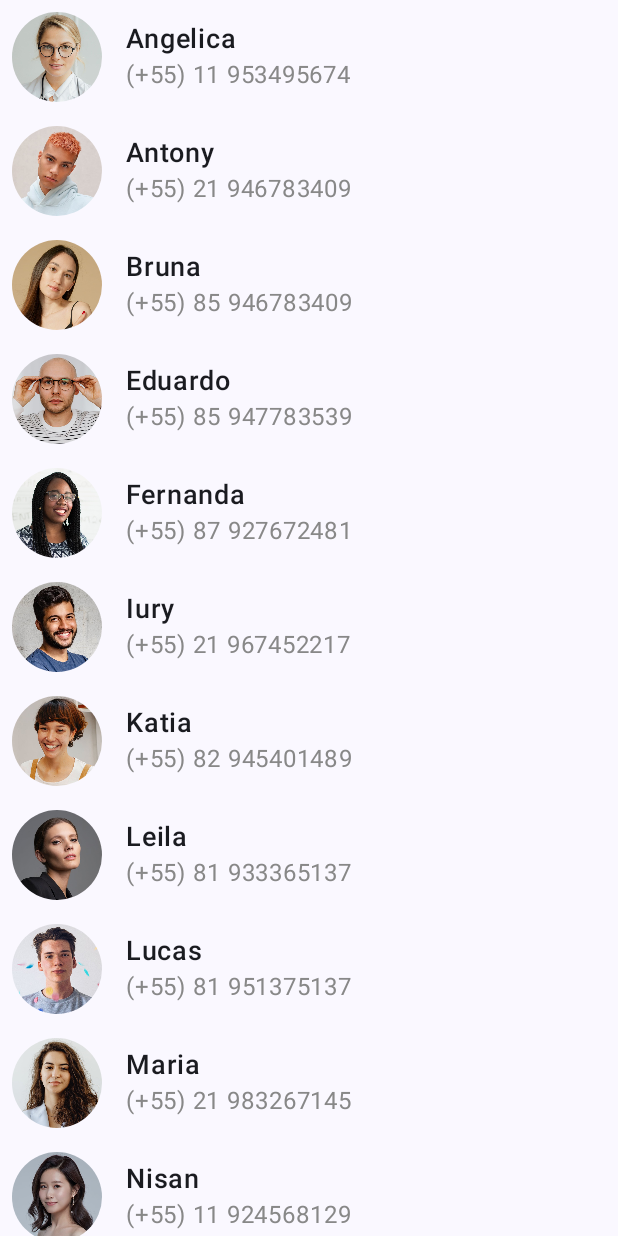
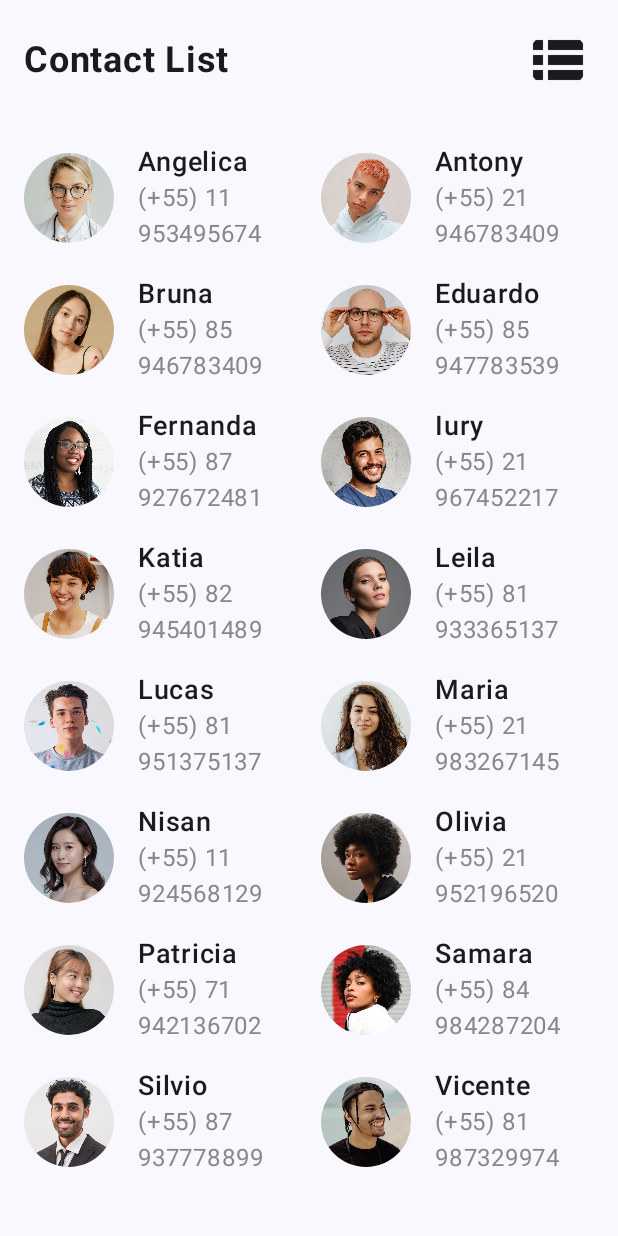
Before and after one commit to CarlaLouise/Contact_List_Compose, an Android app built with Jetpack Compose: the screen it shows after launch (MainActivity), after a tap on "Angelica", on a phone screen of 412 x 824 dp. Run offline under Robolectric (Android 15) with nearby library versions, the phone set to English and light mode, and no system bars; 1 other tap on this screen came first.

Commit message:
Criação do botao para alternar entre lista e grade. Utilização do isGrid e LazyVerticalGrid. Criação do IconButton

```diff
--- a/app/src/main/java/com/example/contactlistcompose/MainActivity.kt
+++ b/app/src/main/java/com/example/contactlistcompose/MainActivity.kt
@@ -10,15 +10,22 @@ import androidx.compose.foundation.layout.Column
 import androidx.compose.foundation.layout.Row
 import androidx.compose.foundation.layout.Spacer
 import androidx.compose.foundation.layout.fillMaxSize
+import androidx.compose.foundation.layout.fillMaxWidth
 import androidx.compose.foundation.layout.padding
 import androidx.compose.foundation.layout.size
 import androidx.compose.foundation.lazy.LazyColumn
+import androidx.compose.foundation.lazy.grid.GridCells
+import androidx.compose.foundation.lazy.grid.LazyVerticalGrid
 import androidx.compose.foundation.lazy.items
 import androidx.compose.foundation.shape.CircleShape
+import androidx.compose.material3.Icon
+import androidx.compose.material3.IconButton
 import androidx.compose.material3.MaterialTheme
 import androidx.compose.material3.Surface
 import androidx.compose.material3.Text
 import androidx.compose.runtime.Composable
+import androidx.compose.runtime.mutableStateOf
+import androidx.compose.runtime.remember
 import androidx.compose.ui.Alignment
 import androidx.compose.ui.Modifier
 import androidx.compose.ui.draw.clip
@@ -30,6 +37,8 @@ import androidx.compose.ui.tooling.preview.Preview
 import androidx.compose.ui.unit.dp
 import androidx.compose.ui.unit.sp
 import com.example.contactlistcompose.ui.theme.ContactListComposeTheme
+import androidx.compose.runtime.getValue
+import androidx.compose.runtime.setValue
 
 class MainActivity : ComponentActivity() {
     override fun onCreate(savedInstanceState: Bundle?) {
@@ -41,124 +50,33 @@ class MainActivity : ComponentActivity() {
                     modifier = Modifier.fillMaxSize(),
                     color = MaterialTheme.colorScheme.background
                 ) {
-                    val angelica = Contato(
-                        name = "Angelica",
-                        telephony = "(+55) 11 953495674",
-                        image = R.drawable.angelica
+
+                    val contato = listOf(
+                        Contato("Angelica","(+55) 11 953495674", R.drawable.angelica),
+                        Contato("Antony","(+55) 21 946783409", R.drawable.antony),
+                        Contato("Bruna","(+55) 85 946783409", R.drawable.bruna),
+                        Contato("Eduardo","(+55) 85 947783539", R.drawable.eduardo),
+                        Contato("Fernanda","(+55) 87 927672481", R.drawable.fernanda),
+                        Contato("Iury","(+55) 21 967452217", R.drawable.iury),
+                        Contato("Katia","(+55) 82 945401489", R.drawable.katia),
+                        Contato("Leila","(+55) 81 933365137", R.drawable.leila),
+                        Contato("Lucas","(+55) 81 951375137", R.drawable.lucas),
+                        Contato("Maria","(+55) 21 983267145", R.drawable.maria),
+                        Contato("Nisan","(+55) 11 924568129", R.drawable.nisan),
+                        Contato("Olivia","(+55) 21 952196520", R.drawable.olivia),
+                        Contato( "Patricia","(+55) 71 942136702", R.drawable.patricia),
+                        Contato("Samara","(+55) 84 984287204", R.drawable.samara),
+                        Contato("Silvio","(+55) 87 937778899", R.drawable.silvio),
+                        Contato("Vicente","(+55) 81 987329974", R.drawable.vicente)
                     )
 
-                    val antony = Contato(
-                        name = "Antony",
-                        telephony = "(+55) 21 946783409",
-                        image = R.drawable.antony
-                    )
+                    ContactListWithHeader(contato)
 
-                    val bruna = Contato(
-                        name = "Bruna",
-                        telephony = "(+55) 85 946783409",
-                        image = R.drawable.bruna
-                    )
-
-                    val eduardo = Contato(
-                        name = "Eduardo",
-                        telephony = "(+55) 85 947783539",
-                        image = R.drawable.eduardo
-                    )
-
-
-                    val fernanda = Contato(
-                        name = "Fernanda",
-                        telephony = "(+55) 87 927672481",
-                        image = R.drawable.fernanda
-                    )
-
-                    val iury = Contato(
-                        name = "Iury",
-                        telephony = "(+55) 21 967452217",
-                        image = R.drawable.iury
-                    )
-
-                    val katia = Contato(
-                        name = "Katia",
-                        telephony = "(+55) 82 945401489",
-                        image = R.drawable.katia
-                    )
-
-                    val leila = Contato(
-                        name = "Leila",
-                        telephony = "(+55) 81 933365137",
-                        image = R.drawable.leila
-                    )
-
-                    val lucas = Contato(
-                        name = "Lucas",
-                        telephony = "(+55) 81 951375137",
-                        image = R.drawable.lucas
-                    )
-
-                    val maria = Contato(
-                        name = "Maria",
-                        telephony = "(+55) 21 983267145",
-                        image = R.drawable.maria
-                    )
-
-                    val nisan = Contato(
-                        name = "Nisan",
-                        telephony = "(+55) 11 924568129",
-                        image = R.drawable.nisan
-                    )
-
-                    val olivia = Contato(
-                        name = "Olivia",
-                        telephony = "(+55) 21 952196520",
-                        image = R.drawable.olivia
-                    )
-
-                    val patricia = Contato(
-                        name = "Patricia",
-                        telephony = "(+55) 71 942136702",
-                        image = R.drawable.patricia
-                    )
-
-                    val samara = Contato(
-                        name = "Samara",
-                        telephony = "(+55) 84 984287204",
-                        image = R.drawable.samara
-                    )
-
-                    val silvio = Contato(
-                        name = "Silvio",
-                        telephony = "(+55) 87 937778899",
-                        image = R.drawable.silvio
-                    )
-
-                    val vicente = Contato(
-                        name = "Vicente",
-                        telephony = "(+55) 81 987329974",
-                        image = R.drawable.vicente
-                    )
-
-                    val contato = listOf(
-                        angelica, antony, bruna, eduardo, fernanda,
-                        iury, katia, leila, lucas, maria, nisan,
-                        olivia, patricia, samara, silvio, vicente
-                    )
-
-                    LazyColumn {
-                        items(contato) { contato ->
-                            Contactcard(
-                                contact = contato,
-                                onClick = {
-                                    println("test" + contato.name)
-                                }
-                            )
-                        }
-                    }
+                   }
                 }
             }
         }
     }
-}
 
 @Composable
 fun Contactcard(
@@ -195,6 +113,49 @@ fun Contactcard(
     }
 }
 
+@Composable
+fun ContactListWithHeader(contato: List<Contato>) {
+    var isGrid by remember { mutableStateOf(false) }
+
+    Column {
+        Row(
+            modifier = Modifier
+                .fillMaxWidth()
+                .padding(16.dp),
+            verticalAlignment = Alignment.CenterVertically
+        ){
+            Text(
+                text = "Contact List",
+                fontSize = 24.sp,
+                fontWeight = FontWeight.Bold,
+                modifier = Modifier.weight(1f)
+            )
+            IconButton(onClick = { isGrid = !isGrid}) {
+                Icon(painter = painterResource(if (isGrid)R.drawable.ic_list else R.drawable.ic_grid),
+                    contentDescription = "Alternar Exibição"
+                )
+            }
+        }
+        if (isGrid){
+            LazyVerticalGrid(columns = GridCells.Fixed(2), modifier = Modifier.padding(8.dp)) {
+                items(contato.size) { index: Int ->
+                    Contactcard(contact = contato[index],
+                        onClick = { println("Clicked: ${contato[index].name} ") }
+                    )
+                }
+            }
+        }else{
+            LazyColumn {
+                items(contato){ contato ->
+                    Contactcard(
+                        contact = contato,
+                        onClick = { println("Clicked: ${contato.name}") }
+                    )
+                }
+            }
+        }
+    }
+}
 data class Contato(
     val name: String,
     val telephony: String,
```
